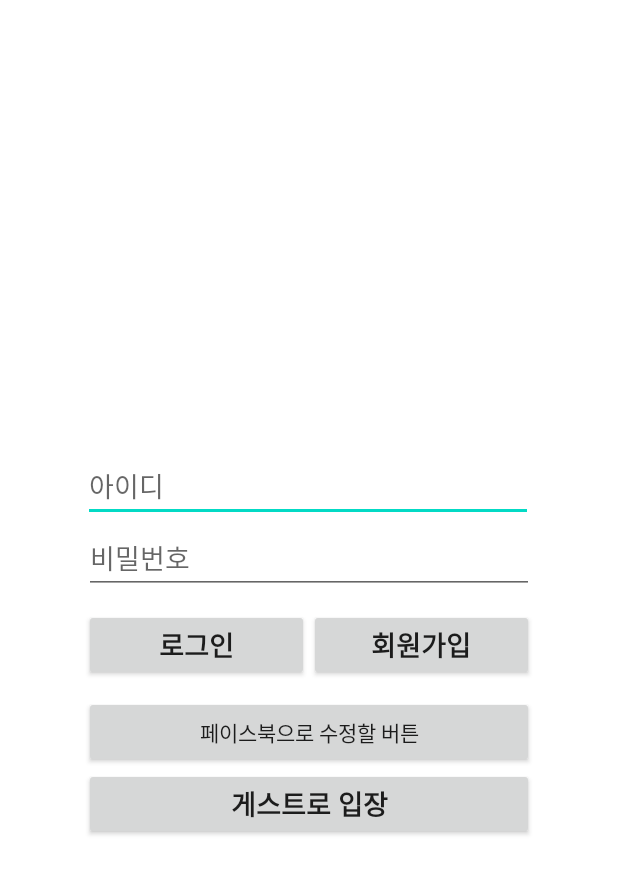
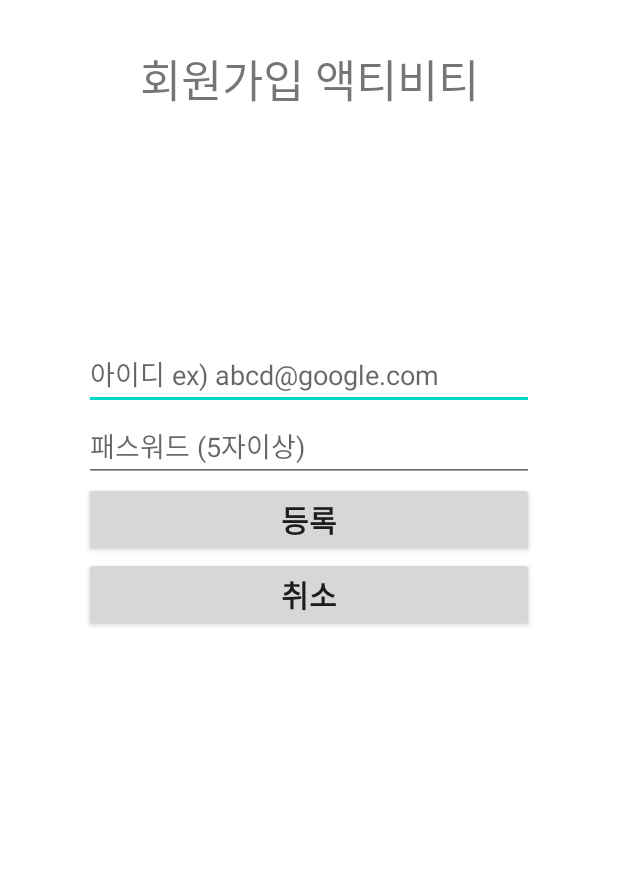
Before and after one commit to MSan94/LOLLOL, an Android app: the screen it shows after launch (InitActivity before the commit, SignupActivity after it), after a tap on "회원가입", on a phone screen of 412 x 824 dp. Shown: the top 874 px of the screen. Run offline under Robolectric (Android 15) with nearby library versions, the phone set to English and light mode, and no system bars; our stand-ins replace Firebase (no records; nobody signed in at launch, a user with empty details on screens opened directly).

Commit message:
Firebase 회원가입, 로그인처리

```diff
--- a/app/build.gradle
+++ b/app/build.gradle
@@ -1,7 +1,7 @@
 plugins {
     id 'com.android.application'
     id 'kotlin-android'
-    id 'kotlin-kapt'
+    id 'com.google.gms.google-services'
 }
 
 android {
@@ -48,7 +48,7 @@ dependencies {
     androidTestImplementation 'androidx.test.espresso:espresso-core:3.3.0'
 
     //firebase
-    implementation 'com.google.firebase:firebase-analytics-ktx'
+    implementation 'com.google.firebase:firebase-analytics'
     implementation platform('com.google.firebase:firebase-bom:26.8.0')
     implementation 'com.google.firebase:firebase-auth-ktx'
 }
--- a/app/src/main/AndroidManifest.xml
+++ b/app/src/main/AndroidManifest.xml
@@ -9,14 +9,15 @@
         android:roundIcon="@mipmap/ic_launcher_round"
         android:supportsRtl="true"
         android:theme="@style/Theme.Lollolprject">
-        <activity android:name=".view.InitActivity">
+        <activity android:name=".view.MainActivity">
             <intent-filter>
                 <action android:name="android.intent.action.MAIN" />
 
                 <category android:name="android.intent.category.LAUNCHER" />
             </intent-filter>
         </activity>
-        <activity android:name=".view.MainActivity"/>
+        <activity android:name=".view.LoginActivity"/>
+        <activity android:name=".view.SignupActivity"/>
     </application>
 
 </manifest>
--- a/app/src/main/java/com/myprj/msan/lollol/view/InitActivity.kt
+++ /dev/null
@@ -1,46 +0,0 @@
-package com.myprj.msan.lollol.view
-
-import android.content.Intent
-import android.os.Bundle
-import android.widget.Toast
-import androidx.appcompat.app.AppCompatActivity
-import androidx.appcompat.widget.AppCompatButton
-import com.myprj.msan.lollol.R
-
-class InitActivity : AppCompatActivity() {
-    private val appCompatButtonSignIn : AppCompatButton by lazy { findViewById(R.id.appCompatButtonSignIn) }
-    private val appCompatButtonSignUp : AppCompatButton by lazy { findViewById(R.id.appCompatButtonSignUp) }
-    private val appCompatButtonGuest : AppCompatButton by lazy { findViewById(R.id.appCompatButtonGuest) }
-
-    override fun onCreate(savedInstanceState: Bundle?) {
-        super.onCreate(savedInstanceState)
-        setContentView(R.layout.activity_init)
-
-        appCompatButtonSignIn.setOnClickListener {
-            setOnClickListener_AppCompatButton(appCompatButtonSignIn)
-        }
-
-        appCompatButtonSignUp.setOnClickListener {
-            setOnClickListener_AppCompatButton(appCompatButtonSignUp)
-        }
-
-        appCompatButtonGuest.setOnClickListener {
-            setOnClickListener_AppCompatButton(appCompatButtonGuest)
-        }
-    }
-
-    private fun setOnClickListener_AppCompatButton(button : AppCompatButton) : Unit{
-        when(button.id){
-            R.id.appCompatButtonSignIn -> {
-                //todo 파이어베이스 인증
-            }
-            R.id.appCompatButtonSignUp -> {
-                //todo 회원가입 프래그먼트
-            }
-            R.id.appCompatButtonGuest -> {
-                startActivity(Intent(this,MainActivity::class.java))
-            }
-        }
-    }
-
-}
--- /dev/null
+++ b/app/src/main/java/com/myprj/msan/lollol/view/LoginActivity.kt
@@ -0,0 +1,77 @@
+package com.myprj.msan.lollol.view
+
+import android.content.Intent
+import android.os.Bundle
+import android.util.Log
+import android.widget.EditText
+import android.widget.Toast
+import androidx.appcompat.app.AppCompatActivity
+import androidx.appcompat.widget.AppCompatButton
+import com.google.firebase.auth.FirebaseAuth
+import com.google.firebase.auth.ktx.auth
+import com.google.firebase.ktx.Firebase
+import com.myprj.msan.lollol.R
+
+class LoginActivity : AppCompatActivity() {
+    private val appCompatButtonSignIn : AppCompatButton by lazy { findViewById(R.id.appCompatButtonSignIn) }
+    private val appCompatButtonSignUp : AppCompatButton by lazy { findViewById(R.id.appCompatButtonSignUp) }
+    private val appCompatButtonGuest : AppCompatButton by lazy { findViewById(R.id.appCompatButtonGuest) }
+    private val editTextInputId : EditText by lazy { findViewById(R.id.editTextInputId) }
+    private val editTextInputPw : EditText by lazy { findViewById(R.id.editTextInputPw) }
+
+    private lateinit var auth : FirebaseAuth
+
+    override fun onCreate(savedInstanceState: Bundle?) {
+        super.onCreate(savedInstanceState)
+        setContentView(R.layout.activity_login)
+        auth = Firebase.auth
+        /**
+         * 로그인, 회원가입, 게스트로그인 버튼 이벤트
+         */
+        appCompatButtonSignIn.setOnClickListener {
+            setOnClickListener_AppCompatButton(appCompatButtonSignIn)
+        }
+
+        appCompatButtonSignUp.setOnClickListener {
+            setOnClickListener_AppCompatButton(appCompatButtonSignUp)
+        }
+
+        appCompatButtonGuest.setOnClickListener {
+            setOnClickListener_AppCompatButton(appCompatButtonGuest)
+        }
+    }
+
+    override fun onBackPressed() {
+        finishAffinity()
+        super.onBackPressed()
+    }
+    /**
+     * 버튼 클릭 처리 메서드
+     */
+    private fun setOnClickListener_AppCompatButton(button : AppCompatButton) : Unit{
+        when(button.id){
+            R.id.appCompatButtonSignIn -> {
+                //todo 파이어베이스 인증
+                val email = editTextInputId.text.toString()
+                val password = editTextInputPw.text.toString()
+                auth.signInWithEmailAndPassword(email,password).addOnCompleteListener {
+                    if(it.isSuccessful){
+                        Toast.makeText(this,"로그인 되었습니다.", Toast.LENGTH_SHORT).show()
+                        startActivity(Intent(this,MainActivity::class.java))
+                    }else{
+                        Toast.makeText(this,"계정 정보를 확인해주세요.", Toast.LENGTH_SHORT).show()
+                        return@addOnCompleteListener
+                    }
+                }
+            }
+            R.id.appCompatButtonSignUp -> {
+                startActivity(Intent(this,SignupActivity::class.java))
+            }
+            R.id.appCompatButtonGuest -> {
+                startActivity(Intent(this,MainActivity::class.java))
+            }
+        }
+    }
+
+
+}
--- a/app/src/main/java/com/myprj/msan/lollol/view/MainActivity.kt
+++ b/app/src/main/java/com/myprj/msan/lollol/view/MainActivity.kt
@@ -1,9 +1,12 @@
 package com.myprj.msan.lollol.view
 
+import android.content.Intent
 import androidx.appcompat.app.AppCompatActivity
 import android.os.Bundle
+import android.util.Log
 import androidx.fragment.app.Fragment
 import com.google.android.material.bottomnavigation.BottomNavigationView
+import com.google.firebase.auth.FirebaseAuth
 import com.myprj.msan.lollol.R
 import com.myprj.msan.lollol.fragment.community.CommunityFragment
 import com.myprj.msan.lollol.fragment.favorites.FavoritesFragment
@@ -16,6 +19,7 @@ class MainActivity : AppCompatActivity() {
     private val communityFragment = CommunityFragment()
     private val favoritesFragment = FavoritesFragment()
     private val myPageFragment = MyPageFragment()
+    private val auth = FirebaseAuth.getInstance()
 
     override fun onCreate(savedInstanceState: Bundle?) {
         super.onCreate(savedInstanceState)
@@ -37,6 +41,15 @@ class MainActivity : AppCompatActivity() {
 
     }
 
+
+    override fun onStart() {
+        super.onStart()
+        if(auth.currentUser == null){
+            startActivity(Intent(this,LoginActivity::class.java))
+        }
+    }
+
+
     /**
      * NavigationView 프래그먼트 Replace
      * @author ms
--- /dev/null
+++ b/app/src/main/java/com/myprj/msan/lollol/view/SignupActivity.kt
@@ -0,0 +1,70 @@
+package com.myprj.msan.lollol.view
+
+import android.os.Bundle
+import android.util.Log
+import android.widget.EditText
+import android.widget.Toast
+import androidx.appcompat.app.AppCompatActivity
+import androidx.appcompat.widget.AppCompatButton
+import com.google.firebase.FirebaseApp
+import com.google.firebase.auth.FirebaseAuth
+import com.google.firebase.auth.ktx.auth
+import com.google.firebase.ktx.Firebase
+import com.myprj.msan.lollol.R
+
+class SignupActivity : AppCompatActivity() {
+
+    private lateinit var auth : FirebaseAuth
+    private lateinit var editTextInputId : EditText
+    private lateinit var editTextInputPw : EditText
+    private val appCompatButtonSignUpSuccess : AppCompatButton by lazy { findViewById(R.id.appCompatButtonSignUpSuccess) }
+    private val appCompatButtonCancel : AppCompatButton by lazy { findViewById(R.id.appCompatButtonCancel) }
+    override fun onCreate(savedInstanceState: Bundle?) {
+        FirebaseApp.initializeApp(this)
+        super.onCreate(savedInstanceState)
+        setContentView(R.layout.activity_signup)
+        auth = Firebase.auth
+
+        /**
+         * 등록버튼 & 취소버튼
+         */
+        appCompatButtonSignUpSuccess.setOnClickListener {
+            setOnClickListener_AppCompatButton(appCompatButtonSignUpSuccess)
+        }
+        appCompatButtonCancel.setOnClickListener {
+            setOnClickListener_AppCompatButton(appCompatButtonCancel)
+        }
+
+
+    }
+
+    private fun setOnClickListener_AppCompatButton(button : AppCompatButton){
+        when(button.id){
+            R.id.appCompatButtonSignUpSuccess -> {
+                editTextInputId = findViewById(R.id.editTextInputId)
+                editTextInputPw = findViewById(R.id.editTextInputPw)
+                val email = editTextInputId.text.toString()
+                val password = editTextInputPw.text.toString()
+                if(email.length < 5 || password.length < 5){
+                    Toast.makeText(this,"회원정보를 올바르게 입력해주세요.", Toast.LENGTH_SHORT).show()
+                    return
+                }else{
+                    auth.createUserWithEmailAndPassword(email,password)
+                        .addOnCompleteListener(this) {
+                            if(it.isSuccessful){
+                                Toast.makeText(this,"회원가입 완료", Toast.LENGTH_SHORT).show()
+                                finish()
+                            }else{
+                                Toast.makeText(this,"${it.result}장애발생", Toast.LENGTH_SHORT).show()
+                            }
+                        }
+                }
+            }
+            R.id.appCompatButtonCancel -> {
+                Toast.makeText(this,"취소", Toast.LENGTH_SHORT).show()
+                finish()
+            }
+        }
+    }
+
+}
--- /dev/null
+++ b/app/src/main/res/layout/activity_signup.xml
@@ -0,0 +1,62 @@
+<?xml version="1.0" encoding="utf-8"?>
+<androidx.constraintlayout.widget.ConstraintLayout xmlns:android="http://schemas.android.com/apk/res/android"
+    xmlns:app="http://schemas.android.com/apk/res-auto"
+    android:layout_width="match_parent"
+    android:layout_height="match_parent">
+
+    <TextView
+        android:id="@+id/textViewTitle"
+        android:layout_width="0dp"
+        android:layout_height="wrap_content"
+        android:layout_marginTop="30dp"
+        android:gravity="center"
+        android:text="회원가입 액티비티"
+        android:textSize="30dp"
+        app:layout_constraintEnd_toEndOf="parent"
+        app:layout_constraintStart_toStartOf="parent"
+        app:layout_constraintTop_toTopOf="parent" />
+
+    <EditText
+        android:id="@+id/editTextInputId"
+        android:layout_width="300dp"
+        android:layout_height="wrap_content"
+        android:layout_marginTop="150dp"
+        android:hint="@string/id"
+        app:layout_constraintEnd_toEndOf="parent"
+        app:layout_constraintStart_toStartOf="parent"
+        app:layout_constraintTop_toBottomOf="@+id/textViewTitle" />
+
+    <EditText
+        android:id="@+id/editTextInputPw"
+        android:layout_width="300dp"
+        android:layout_height="wrap_content"
+        android:hint="@string/pw"
+        android:inputType="textPassword"
+        app:layout_constraintEnd_toEndOf="parent"
+        app:layout_constraintStart_toStartOf="parent"
+        app:layout_constraintTop_toBottomOf="@+id/editTextInputId" />
+
+    <androidx.appcompat.widget.AppCompatButton
+        android:id="@+id/appCompatButtonSignUpSuccess"
+        android:layout_width="0dp"
+        android:layout_height="wrap_content"
+        android:text="@string/signupsuccess"
+        android:textSize="20dp"
+        android:textStyle="bold"
+        app:layout_constraintEnd_toEndOf="@+id/editTextInputPw"
+        app:layout_constraintStart_toStartOf="@+id/editTextInputPw"
+        app:layout_constraintTop_toBottomOf="@+id/editTextInputPw" />
+
+    <androidx.appcompat.widget.AppCompatButton
+        android:id="@+id/appCompatButtonCancel"
+        android:layout_width="0dp"
+        android:layout_height="wrap_content"
+        android:text="@string/signupcancel"
+        android:textSize="20dp"
+        android:textStyle="bold"
+        app:layout_constraintEnd_toEndOf="@+id/appCompatButtonSignUpSuccess"
+        app:layout_constraintStart_toStartOf="@+id/appCompatButtonSignUpSuccess"
+        app:layout_constraintTop_toBottomOf="@+id/appCompatButtonSignUpSuccess" />
+
+
+</androidx.constraintlayout.widget.ConstraintLayout>
--- a/app/src/main/res/values/strings.xml
+++ b/app/src/main/res/values/strings.xml
@@ -6,6 +6,13 @@
     <string name="signup">회원가입</string>
     <string name="guest_login">게스트로 입장</string>
 
+    <!-- 회원가입 관련 버튼 -->
+    <string name="signupsuccess">등록</string>
+    <string name="signupcancel">취소</string>
+
+    <!-- hint -->
+    <string name="id">아이디 ex) abcd@google.com</string>
+    <string name="pw">패스워드 (5자이상)</string>
 
     <!-- 네비게이션 메뉴 -->
     <string name="home">홈</string>
--- a/build.gradle
+++ b/build.gradle
@@ -8,7 +8,7 @@ buildscript {
     dependencies {
         classpath "com.android.tools.build:gradle:4.1.2"
         classpath "org.jetbrains.kotlin:kotlin-gradle-plugin:$kotlin_version"
-        classpath 'com.google.gms:google-services:4.3.6'
+        classpath 'com.google.gms:google-services:4.3.5'
         // NOTE: Do not place your application dependencies here; they belong
         // in the individual module build.gradle files
     }
```
Also changed, not shown: app/src/main/java/com/myprj/msan/lollol/view/IntroActivity.kt (added, +12 -0 lines), app/src/main/res/layout/activity_login.xml (renamed from app/src/main/res/layout/activity_init.xml), 1 other file.
